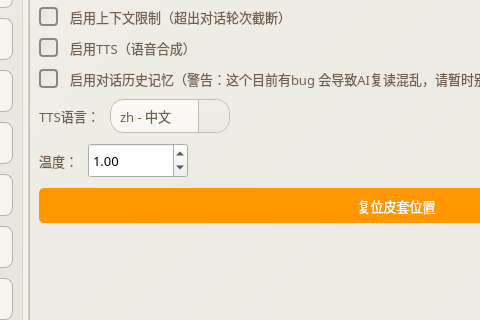
The window that live-2d/test222.ui (morettt/my-neuro) describes before a commit, drawn with Qt 5; both pictures show x 109 to 589 and y 205 to 525 of the 879 by 800 pixel window.
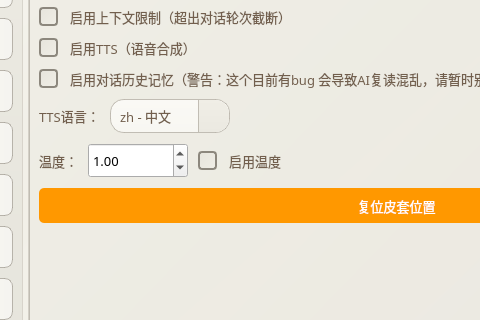
The same window after the commit. The open tabs and pages were chosen to show the change.

Commit message: 默认取消温度参数，肥牛.exe加入温度参数控件自行决定是否开启

```diff
--- a/live-2d/test222.ui
+++ b/live-2d/test222.ui
@@ -1643,6 +1643,19 @@
                      </property>
                     </widget>
                    </item>
+                   <item>
+                    <widget class="QCheckBox" name="checkBox_temperature_enabled">
+                     <property name="font">
+                      <font>
+                       <family>微软雅黑</family>
+                       <pointsize>10</pointsize>
+                      </font>
+                     </property>
+                     <property name="text">
+                      <string>启用温度</string>
+                     </property>
+                    </widget>
+                   </item>
                    <item>
                     <spacer name="horizontalSpacer_temperature">
                      <property name="orientation">
```
The commit also changes 3 other files.
